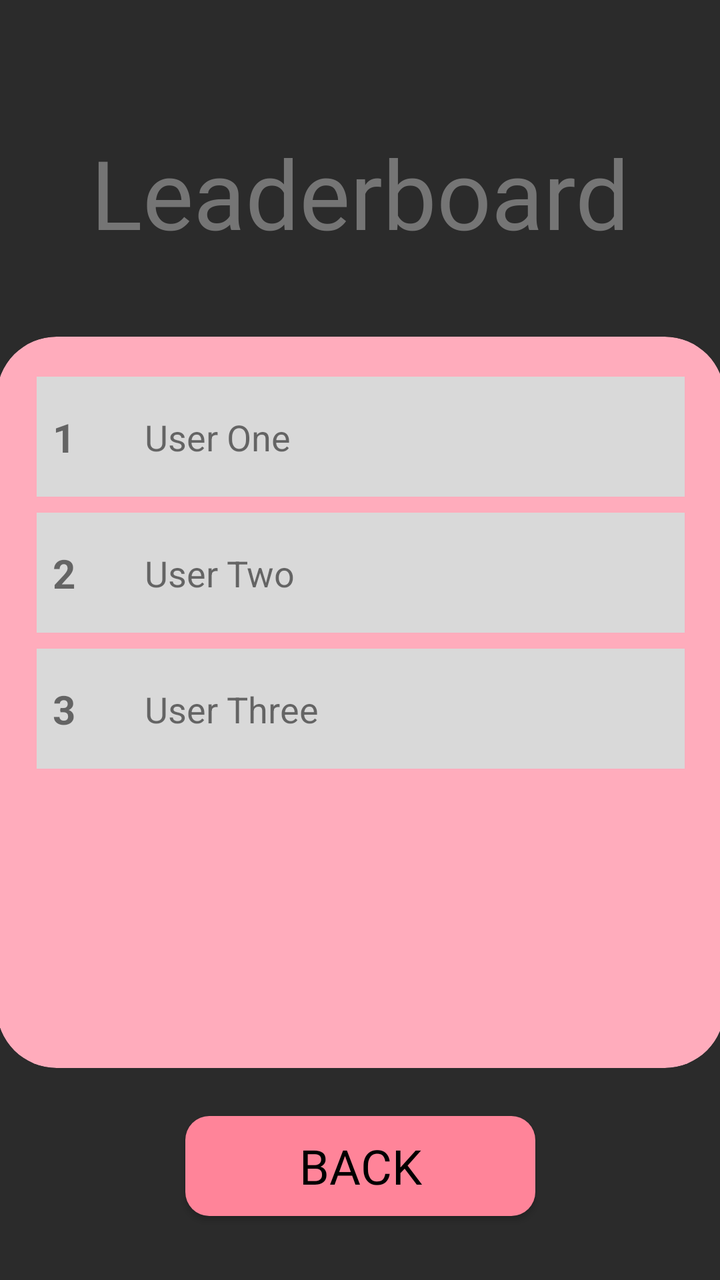
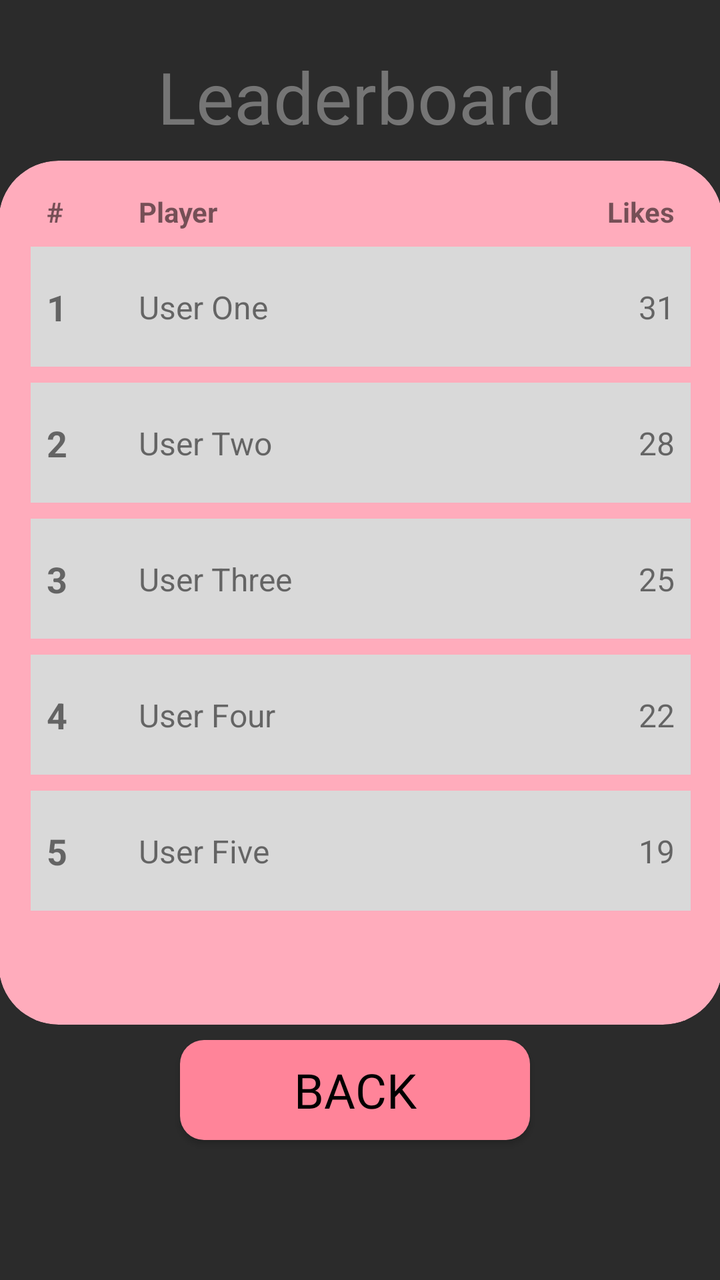

Screens rendered from an Android XML layout before and after an edit, with the pre-edit source and the edit as a unified diff.
<!-- AndroidManifest.xml: application theme Theme.MyApplication -->
<!-- res/layout/leaderboard.xml -->
<?xml version="1.0" encoding="utf-8"?>
<androidx.constraintlayout.widget.ConstraintLayout xmlns:android="http://schemas.android.com/apk/res/android"
    xmlns:app="http://schemas.android.com/apk/res-auto"
    xmlns:tools="http://schemas.android.com/tools"
    android:layout_width="match_parent"
    android:layout_height="match_parent"
    android:background="#2B2B2B"
    android:theme="@style/Theme.MyApplication">

    <TextView
        android:id="@+id/calculatorTitle"
        android:layout_width="wrap_content"
        android:layout_height="wrap_content"
        android:layout_marginTop="64dp"
        android:fontFamily="@font/anton"
        android:text="@string/leaderboard_title"
        android:textColor="#757575"
        android:textSize="48sp"
        app:layout_constraintEnd_toEndOf="parent"
        app:layout_constraintStart_toStartOf="parent"
        app:layout_constraintTop_toTopOf="parent" />

    <androidx.cardview.widget.CardView
        android:id="@+id/LeaderboardContainer"
        android:layout_width="364dp"
        android:layout_height="0dp"
        android:layout_marginStart="24dp"
        android:layout_marginTop="40dp"
        android:layout_marginEnd="24dp"
        android:layout_marginBottom="24dp"
        app:cardBackgroundColor="#FFACBC"
        app:cardCornerRadius="30dp"
        app:cardElevation="0dp"
        app:layout_constraintBottom_toTopOf="@+id/btnBack"
        app:layout_constraintEnd_toEndOf="parent"
        app:layout_constraintStart_toStartOf="parent"
        app:layout_constraintTop_toBottomOf="@+id/calculatorTitle">

        <ScrollView
            android:layout_width="match_parent"
            android:layout_height="match_parent"
            android:fadeScrollbars="false"
            android:scrollbarThumbVertical="@android:color/darker_gray">

            <LinearLayout
                android:id="@+id/leaderboardItemsContainer"
                android:layout_width="match_parent"
                android:layout_height="wrap_content"
                android:orientation="vertical"
                android:padding="20dp">


                <androidx.constraintlayout.widget.ConstraintLayout
                    android:layout_width="match_parent"
                    android:layout_height="60dp"
                    android:layout_marginBottom="8dp"
                    android:background="#D9D9D9"
                    android:padding="8dp">

                    <TextView
                        android:id="@+id/rank1"
                        android:layout_width="30dp"
                        android:layout_height="wrap_content"
                        android:text="@string/rank_1"
                        android:textSize="20sp"
                        android:textStyle="bold"
                        app:layout_constraintBottom_toBottomOf="parent"
                        app:layout_constraintStart_toStartOf="parent"
                        app:layout_constraintTop_toTopOf="parent" />

                    <TextView
                        android:id="@+id/user1"
                        android:layout_width="wrap_content"
                        android:layout_height="wrap_content"
                        android:layout_marginStart="16dp"
                        android:text="@string/user_1"
                        android:textSize="18sp"
                        app:layout_constraintBottom_toBottomOf="parent"
                        app:layout_constraintStart_toEndOf="@id/rank1"
                        app:layout_constraintTop_toTopOf="parent" />

                </androidx.constraintlayout.widget.ConstraintLayout>


                <androidx.constraintlayout.widget.ConstraintLayout
                    android:layout_width="match_parent"
                    android:layout_height="60dp"
                    android:layout_marginBottom="8dp"
                    android:background="#D9D9D9"
                    android:padding="8dp">

                    <TextView
                        android:id="@+id/rank2"
                        android:layout_width="30dp"
                        android:layout_height="wrap_content"
                        android:text="@string/rank_2"
                        android:textSize="20sp"
                        android:textStyle="bold"
                        app:layout_constraintBottom_toBottomOf="parent"
                        app:layout_constraintStart_toStartOf="parent"
                        app:layout_constraintTop_toTopOf="parent" />

                    <TextView
                        android:id="@+id/user2"
                        android:layout_width="wrap_content"
                        android:layout_height="wrap_content"
                        android:layout_marginStart="16dp"
                        android:text="@string/user_2"
                        android:textSize="18sp"
                        app:layout_constraintBottom_toBottomOf="parent"
                        app:layout_constraintStart_toEndOf="@id/rank2"
                        app:layout_constraintTop_toTopOf="parent" />

                </androidx.constraintlayout.widget.ConstraintLayout>


                <androidx.constraintlayout.widget.ConstraintLayout
                    android:layout_width="match_parent"
                    android:layout_height="60dp"
                    android:layout_marginBottom="8dp"
                    android:background="#D9D9D9"
                    android:padding="8dp">

                    <TextView
                        android:id="@+id/rank3"
                        android:layout_width="30dp"
                        android:layout_height="wrap_content"
                        android:text="@string/rank_3"
                        android:textSize="20sp"
                        android:textStyle="bold"
                        app:layout_constraintBottom_toBottomOf="parent"
                        app:layout_constraintStart_toStartOf="parent"
                        app:layout_constraintTop_toTopOf="parent" />

                    <TextView
                        android:id="@+id/user3"
                        android:layout_width="wrap_content"
                        android:layout_height="wrap_content"
                        android:layout_marginStart="16dp"
                        android:text="@string/user_3"
                        android:textSize="18sp"
                        app:layout_constraintBottom_toBottomOf="parent"
                        app:layout_constraintStart_toEndOf="@id/rank3"
                        app:layout_constraintTop_toTopOf="parent" />

                </androidx.constraintlayout.widget.ConstraintLayout>

            </LinearLayout>
        </ScrollView>
    </androidx.cardview.widget.CardView>

    <Button
        android:id="@+id/btnBack"
        android:layout_width="175dp"
        android:layout_height="50dp"
        android:layout_marginBottom="32dp"
        android:background="@drawable/roundstyle"
        android:fontFamily="@font/cabin"
        android:text="BACK"
        android:textColor="#000000"
        android:textSize="24sp"
        app:layout_constraintBottom_toBottomOf="parent"
        app:layout_constraintEnd_toEndOf="parent"
        app:layout_constraintStart_toStartOf="parent"
        tools:ignore="HardcodedText" />

</androidx.constraintlayout.widget.ConstraintLayout>
<!-- resources referenced by this layout -->
<resources>
  <!-- drawable roundstyle (drawable) -->
  <?xml version="1.0" encoding="utf-8"?>
  <shape xmlns:android="http://schemas.android.com/apk/res/android">
      <solid android:color="#FF8499" />
      <corners android:radius="12dp" />
  </shape>
  <string name="leaderboard_title">Leaderboard</string>
  <string name="rank_1">1</string>
  <string name="rank_2">2</string>
  <string name="rank_3">3</string>
  <string name="user_1">User One</string>
  <string name="user_2">User Two</string>
  <string name="user_3">User Three</string>
  <style name="Theme.MyApplication" parent="Theme.AppCompat.Light.NoActionBar">
          
          <item name="colorPrimary">@color/purple_500</item>
          <item name="colorPrimaryVariant">@color/purple_700</item>
          <item name="colorOnPrimary">@color/white</item>
          
          <item name="colorSecondary">@color/teal_200</item>
          <item name="colorSecondaryVariant">@color/teal_700</item>
          <item name="colorOnSecondary">@color/black</item>
          
          <item name="android:statusBarColor">?attr/colorPrimaryVariant</item>
          
      </style>
  <color name="purple_500">#FF6200EE</color>
  <color name="purple_700">#FF3700B3</color>
  <color name="white">#FFFFFFFF</color>
  <color name="teal_200">#FF03DAC5</color>
  <color name="teal_700">#FF018786</color>
  <color name="black">#FF000000</color>
</resources>

<!-- the commit's change to res/layout/leaderboard.xml (unified diff, before → after) -->
@@ -1,32 +1,32 @@
 <?xml version="1.0" encoding="utf-8"?>
 <androidx.constraintlayout.widget.ConstraintLayout xmlns:android="http://schemas.android.com/apk/res/android"
     xmlns:app="http://schemas.android.com/apk/res-auto"
-    xmlns:tools="http://schemas.android.com/tools"
     android:layout_width="match_parent"
     android:layout_height="match_parent"
     android:background="#2B2B2B"
     android:theme="@style/Theme.MyApplication">
 
+    
     <TextView
-        android:id="@+id/calculatorTitle"
+        android:id="@+id/leaderboardTitle"
         android:layout_width="wrap_content"
         android:layout_height="wrap_content"
-        android:layout_marginTop="64dp"
+        android:layout_marginTop="24dp"
         android:fontFamily="@font/anton"
         android:text="@string/leaderboard_title"
         android:textColor="#757575"
-        android:textSize="48sp"
+        android:textSize="36sp"
         app:layout_constraintEnd_toEndOf="parent"
         app:layout_constraintStart_toStartOf="parent"
         app:layout_constraintTop_toTopOf="parent" />
 
+    
     <androidx.cardview.widget.CardView
         android:id="@+id/LeaderboardContainer"
-        android:layout_width="364dp"
-        android:layout_height="0dp"
-        android:layout_marginStart="24dp"
-        android:layout_marginTop="40dp"
-        android:layout_marginEnd="24dp"
+        android:layout_width="362dp"
+        android:layout_height="432dp"
+        android:layout_marginHorizontal="24dp"
+        android:layout_marginTop="24dp"
         android:layout_marginBottom="24dp"
         app:cardBackgroundColor="#FFACBC"
         app:cardCornerRadius="30dp"
@@ -34,134 +34,284 @@
         app:layout_constraintBottom_toTopOf="@+id/btnBack"
         app:layout_constraintEnd_toEndOf="parent"
         app:layout_constraintStart_toStartOf="parent"
-        app:layout_constraintTop_toBottomOf="@+id/calculatorTitle">
-
-        <ScrollView
+        app:layout_constraintTop_toBottomOf="@+id/leaderboardTitle">
+
+        <LinearLayout
             android:layout_width="match_parent"
-            android:layout_height="match_parent"
-            android:fadeScrollbars="false"
-            android:scrollbarThumbVertical="@android:color/darker_gray">
-
-            <LinearLayout
-                android:id="@+id/leaderboardItemsContainer"
+            android:layout_height="430dp"
+            android:orientation="vertical"
+            android:padding="16dp">
+
+            
+            <androidx.constraintlayout.widget.ConstraintLayout
                 android:layout_width="match_parent"
                 android:layout_height="wrap_content"
-                android:orientation="vertical"
-                android:padding="20dp">
-
-
-                <androidx.constraintlayout.widget.ConstraintLayout
+                android:layout_marginBottom="8dp"
+                android:paddingHorizontal="8dp">
+
+                <TextView
+                    android:id="@+id/headerRank"
+                    android:layout_width="30dp"
+                    android:layout_height="wrap_content"
+                    android:text="@string/rank_header"
+                    android:textStyle="bold"
+                    app:layout_constraintStart_toStartOf="parent"
+                    app:layout_constraintTop_toTopOf="parent" />
+
+                <TextView
+                    android:id="@+id/headerPlayer"
+                    android:layout_width="wrap_content"
+                    android:layout_height="wrap_content"
+                    android:layout_marginStart="16dp"
+                    android:text="@string/player_header"
+                    android:textStyle="bold"
+                    app:layout_constraintStart_toEndOf="@id/headerRank"
+                    app:layout_constraintTop_toTopOf="parent" />
+
+                <TextView
+                    android:id="@+id/headerScore"
+                    android:layout_width="wrap_content"
+                    android:layout_height="wrap_content"
+                    android:text="@string/likes_header"
+                    android:textStyle="bold"
+                    app:layout_constraintEnd_toEndOf="parent"
+                    app:layout_constraintTop_toTopOf="parent" />
+            </androidx.constraintlayout.widget.ConstraintLayout>
+
+            <ScrollView
+                android:layout_width="match_parent"
+                android:layout_height="match_parent"
+                android:fadeScrollbars="false">
+
+                <LinearLayout
+                    android:id="@+id/leaderboardItemsContainer"
                     android:layout_width="match_parent"
-                    android:layout_height="60dp"
-                    android:layout_marginBottom="8dp"
-                    android:background="#D9D9D9"
-                    android:padding="8dp">
-
-                    <TextView
-                        android:id="@+id/rank1"
-                        android:layout_width="30dp"
-                        android:layout_height="wrap_content"
-                        android:text="@string/rank_1"
-                        android:textSize="20sp"
-                        android:textStyle="bold"
-                        app:layout_constraintBottom_toBottomOf="parent"
-                        app:layout_constraintStart_toStartOf="parent"
-                        app:layout_constraintTop_toTopOf="parent" />
-
-                    <TextView
-                        android:id="@+id/user1"
-                        android:layout_width="wrap_content"
-                        android:layout_height="wrap_content"
-                        android:layout_marginStart="16dp"
-                        android:text="@string/user_1"
-                        android:textSize="18sp"
-                        app:layout_constraintBottom_toBottomOf="parent"
-                        app:layout_constraintStart_toEndOf="@id/rank1"
-                        app:layout_constraintTop_toTopOf="parent" />
-
-                </androidx.constraintlayout.widget.ConstraintLayout>
-
-
-                <androidx.constraintlayout.widget.ConstraintLayout
-                    android:layout_width="match_parent"
-                    android:layout_height="60dp"
-                    android:layout_marginBottom="8dp"
-                    android:background="#D9D9D9"
-                    android:padding="8dp">
-
-                    <TextView
-                        android:id="@+id/rank2"
-                        android:layout_width="30dp"
-                        android:layout_height="wrap_content"
-                        android:text="@string/rank_2"
-                        android:textSize="20sp"
-                        android:textStyle="bold"
-                        app:layout_constraintBottom_toBottomOf="parent"
-                        app:layout_constraintStart_toStartOf="parent"
-                        app:layout_constraintTop_toTopOf="parent" />
-
-                    <TextView
-                        android:id="@+id/user2"
-                        android:layout_width="wrap_content"
-                        android:layout_height="wrap_content"
-                        android:layout_marginStart="16dp"
-                        android:text="@string/user_2"
-                        android:textSize="18sp"
-                        app:layout_constraintBottom_toBottomOf="parent"
-                        app:layout_constraintStart_toEndOf="@id/rank2"
-                        app:layout_constraintTop_toTopOf="parent" />
-
-                </androidx.constraintlayout.widget.ConstraintLayout>
-
-
-                <androidx.constraintlayout.widget.ConstraintLayout
-                    android:layout_width="match_parent"
-                    android:layout_height="60dp"
-                    android:layout_marginBottom="8dp"
-                    android:background="#D9D9D9"
-                    android:padding="8dp">
-
-                    <TextView
-                        android:id="@+id/rank3"
-                        android:layout_width="30dp"
-                        android:layout_height="wrap_content"
-                        android:text="@string/rank_3"
-                        android:textSize="20sp"
-                        android:textStyle="bold"
-                        app:layout_constraintBottom_toBottomOf="parent"
-                        app:layout_constraintStart_toStartOf="parent"
-                        app:layout_constraintTop_toTopOf="parent" />
-
-                    <TextView
-                        android:id="@+id/user3"
-                        android:layout_width="wrap_content"
-                        android:layout_height="wrap_content"
-                        android:layout_marginStart="16dp"
-                        android:text="@string/user_3"
-                        android:textSize="18sp"
-                        app:layout_constraintBottom_toBottomOf="parent"
-                        app:layout_constraintStart_toEndOf="@id/rank3"
-                        app:layout_constraintTop_toTopOf="parent" />
-
-                </androidx.constraintlayout.widget.ConstraintLayout>
-
-            </LinearLayout>
-        </ScrollView>
+                    android:layout_height="wrap_content"
+                    android:orientation="vertical">
+
+                    
+                    <androidx.constraintlayout.widget.ConstraintLayout
+                        android:layout_width="match_parent"
+                        android:layout_height="60dp"
+                        android:layout_marginBottom="8dp"
+                        android:background="#D9D9D9"
+                        android:padding="8dp">
+
+                        <TextView
+                            android:id="@+id/rank1"
+                            android:layout_width="30dp"
+                            android:layout_height="wrap_content"
+                            android:text="@string/rank_id"
+                            android:textSize="18sp"
+                            android:textStyle="bold"
+                            app:layout_constraintBottom_toBottomOf="parent"
+                            app:layout_constraintStart_toStartOf="parent"
+                            app:layout_constraintTop_toTopOf="parent" />
+
+                        <TextView
+                            android:id="@+id/user1"
+                            android:layout_width="wrap_content"
+                            android:layout_height="wrap_content"
+                            android:layout_marginStart="16dp"
+                            android:text="@string/user_1"
+                            android:textSize="16sp"
+                            app:layout_constraintBottom_toBottomOf="parent"
+                            app:layout_constraintStart_toEndOf="@id/rank1"
+                            app:layout_constraintTop_toTopOf="parent" />
+
+                        <TextView
+                            android:id="@+id/score1"
+                            android:layout_width="wrap_content"
+                            android:layout_height="wrap_content"
+                            android:text="31"
+                            android:textSize="16sp"
+                            app:layout_constraintBottom_toBottomOf="parent"
+                            app:layout_constraintEnd_toEndOf="parent"
+                            app:layout_constraintTop_toTopOf="parent" />
+                    </androidx.constraintlayout.widget.ConstraintLayout>
+
+                    
+                    <androidx.constraintlayout.widget.ConstraintLayout
+                        android:layout_width="match_parent"
+                        android:layout_height="60dp"
+                        android:layout_marginBottom="8dp"
+                        android:background="#D9D9D9"
+                        android:padding="8dp">
+
+                        <TextView
+                            android:id="@+id/rank2"
+                            android:layout_width="30dp"
+                            android:layout_height="wrap_content"
+                            android:text="@string/rank_id2"
+                            android:textSize="18sp"
+                            android:textStyle="bold"
+                            app:layout_constraintBottom_toBottomOf="parent"
+                            app:layout_constraintStart_toStartOf="parent"
+                            app:layout_constraintTop_toTopOf="parent" />
+
+                        <TextView
+                            android:id="@+id/user2"
+                            android:layout_width="wrap_content"
+                            android:layout_height="wrap_content"
+                            android:layout_marginStart="16dp"
+                            android:text="@string/user_2"
+                            android:textSize="16sp"
+                            app:layout_constraintBottom_toBottomOf="parent"
+                            app:layout_constraintStart_toEndOf="@id/rank2"
+                            app:layout_constraintTop_toTopOf="parent" />
+
+                        <TextView
+                            android:id="@+id/score2"
+                            android:layout_width="wrap_content"
+                            android:layout_height="wrap_content"
+                            android:text="28"
+                            android:textSize="16sp"
+                            app:layout_constraintBottom_toBottomOf="parent"
+                            app:layout_constraintEnd_toEndOf="parent"
+                            app:layout_constraintTop_toTopOf="parent" />
+                    </androidx.constraintlayout.widget.ConstraintLayout>
+
+                    
+                    <androidx.constraintlayout.widget.ConstraintLayout
+                        android:layout_width="match_parent"
+                        android:layout_height="60dp"
+                        android:layout_marginBottom="8dp"
+                        android:background="#D9D9D9"
+                        android:padding="8dp">
+
+                        <TextView
+                            android:id="@+id/rank3"
+                            android:layout_width="30dp"
+                            android:layout_height="wrap_content"
+                            android:text="@string/rank_id3"
+                            android:textSize="18sp"
+                            android:textStyle="bold"
+                            app:layout_constraintBottom_toBottomOf="parent"
+                            app:layout_constraintStart_toStartOf="parent"
+                            app:layout_constraintTop_toTopOf="parent" />
+
+                        <TextView
+                            android:id="@+id/user3"
+                            android:layout_width="wrap_content"
+                            android:layout_height="wrap_content"
+                            android:layout_marginStart="16dp"
+                            android:text="@string/user_3"
+                            android:textSize="16sp"
+                            app:layout_constraintBottom_toBottomOf="parent"
+                            app:layout_constraintStart_toEndOf="@id/rank3"
+                            app:layout_constraintTop_toTopOf="parent" />
+
+                        <TextView
+                            android:id="@+id/score3"
+                            android:layout_width="wrap_content"
+                            android:layout_height="wrap_content"
+                            android:text="25"
+                            android:textSize="16sp"
+                            app:layout_constraintBottom_toBottomOf="parent"
+                            app:layout_constraintEnd_toEndOf="parent"
+                            app:layout_constraintTop_toTopOf="parent" />
+                    </androidx.constraintlayout.widget.ConstraintLayout>
+
+                    
+                    <androidx.constraintlayout.widget.ConstraintLayout
+                        android:layout_width="match_parent"
+                        android:layout_height="60dp"
+                        android:layout_marginBottom="8dp"
+                        android:background="#D9D9D9"
+                        android:padding="8dp">
+
+                        <TextView
+                            android:id="@+id/rank4"
+                            android:layout_width="30dp"
+                            android:layout_height="wrap_content"
+                            android:text="@string/rank_id4"
+                            android:textSize="18sp"
+                            android:textStyle="bold"
+                            app:layout_constraintBottom_toBottomOf="parent"
+                            app:layout_constraintStart_toStartOf="parent"
+                            app:layout_constraintTop_toTopOf="parent" />
+
+                        <TextView
+                            android:id="@+id/user4"
+                            android:layout_width="wrap_content"
+                            android:layout_height="wrap_content"
+                            android:layout_marginStart="16dp"
+                            android:text="@string/user_4"
+                            android:textSize="16sp"
+                            app:layout_constraintBottom_toBottomOf="parent"
+                            app:layout_constraintStart_toEndOf="@id/rank4"
+                            app:layout_constraintTop_toTopOf="parent" />
+
+                        <TextView
+                            android:id="@+id/score4"
+                            android:layout_width="wrap_content"
+                            android:layout_height="wrap_content"
+                            android:text="22"
+                            android:textSize="16sp"
+                            app:layout_constraintBottom_toBottomOf="parent"
+                            app:layout_constraintEnd_toEndOf="parent"
+                            app:layout_constraintTop_toTopOf="parent" />
+                    </androidx.constraintlayout.widget.ConstraintLayout>
+
+                    
+                    <androidx.constraintlayout.widget.ConstraintLayout
+                        android:layout_width="match_parent"
+                        android:layout_height="60dp"
+                        android:layout_marginBottom="8dp"
+                        android:background="#D9D9D9"
+                        android:padding="8dp">
+
+                        <TextView
+                            android:id="@+id/rank5"
+                            android:layout_width="30dp"
+                            android:layout_height="wrap_content"
+                            android:text="@string/rank_id5"
+                            android:textSize="18sp"
+                            android:textStyle="bold"
+                            app:layout_constraintBottom_toBottomOf="parent"
+                            app:layout_constraintStart_toStartOf="parent"
+                            app:layout_constraintTop_toTopOf="parent" />
+
+                        <TextView
+                            android:id="@+id/user5"
+                            android:layout_width="wrap_content"
+                            android:layout_height="wrap_content"
+                            android:layout_marginStart="16dp"
+                            android:text="@string/user_5"
+                            android:textSize="16sp"
+                            app:layout_constraintBottom_toBottomOf="parent"
+                            app:layout_constraintStart_toEndOf="@id/rank5"
+                            app:layout_constraintTop_toTopOf="parent" />
+
+                        <TextView
+                            android:id="@+id/score5"
+                            android:layout_width="wrap_content"
+                            android:layout_height="wrap_content"
+                            android:text="19"
+                            android:textSize="16sp"
+                            app:layout_constraintBottom_toBottomOf="parent"
+                            app:layout_constraintEnd_toEndOf="parent"
+                            app:layout_constraintTop_toTopOf="parent" />
+                    </androidx.constraintlayout.widget.ConstraintLayout>
+
+                </LinearLayout>
+            </ScrollView>
+        </LinearLayout>
     </androidx.cardview.widget.CardView>
 
     <Button
         android:id="@+id/btnBack"
         android:layout_width="175dp"
         android:layout_height="50dp"
-        android:layout_marginBottom="32dp"
+        android:layout_marginBottom="70dp"
         android:background="@drawable/roundstyle"
         android:fontFamily="@font/cabin"
-        android:text="BACK"
+        android:text="@string/back"
         android:textColor="#000000"
         android:textSize="24sp"
         app:layout_constraintBottom_toBottomOf="parent"
         app:layout_constraintEnd_toEndOf="parent"
-        app:layout_constraintStart_toStartOf="parent"
-        tools:ignore="HardcodedText" />
+        app:layout_constraintHorizontal_bias="0.487"
+        app:layout_constraintStart_toStartOf="parent" />
 
 </androidx.constraintlayout.widget.ConstraintLayout>
<!-- resource entries referenced after the edit -->
@@ -6,13 +6,21 @@
       <solid android:color="#FF8499" />
       <corners android:radius="12dp" />
   </shape>
+  <string name="back">BACK</string>
   <string name="leaderboard_title">Leaderboard</string>
-  <string name="rank_1">1</string>
-  <string name="rank_2">2</string>
-  <string name="rank_3">3</string>
+  <string name="likes_header">Likes</string>
+  <string name="player_header">Player</string>
+  <string name="rank_header">#</string>
+  <string name="rank_id">1</string>
+  <string name="rank_id2">2</string>
+  <string name="rank_id3">3</string>
+  <string name="rank_id4">4</string>
+  <string name="rank_id5">5</string>
   <string name="user_1">User One</string>
   <string name="user_2">User Two</string>
   <string name="user_3">User Three</string>
+  <string name="user_4">User Four</string>
+  <string name="user_5">User Five</string>
   <style name="Theme.MyApplication" parent="Theme.AppCompat.Light.NoActionBar">
           
           <item name="colorPrimary">@color/purple_500</item>
